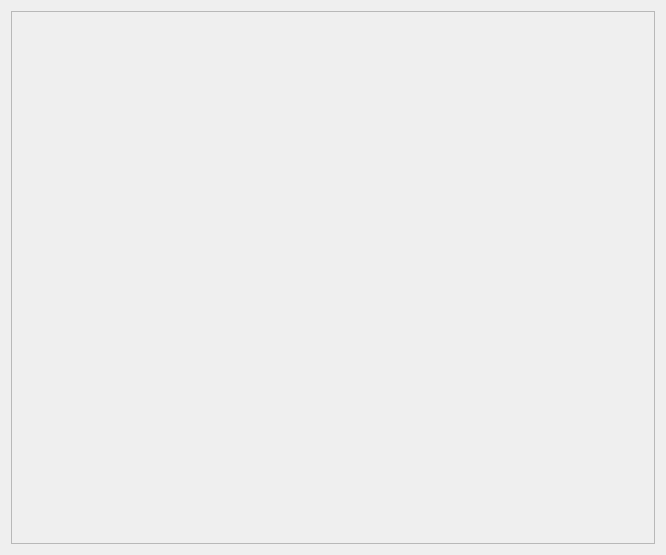
Qt form rqt_reconfigure/resource/paramedit_pane.ui (smd-ros-rpm-release/rqt_common_plugins-release) before a commit.
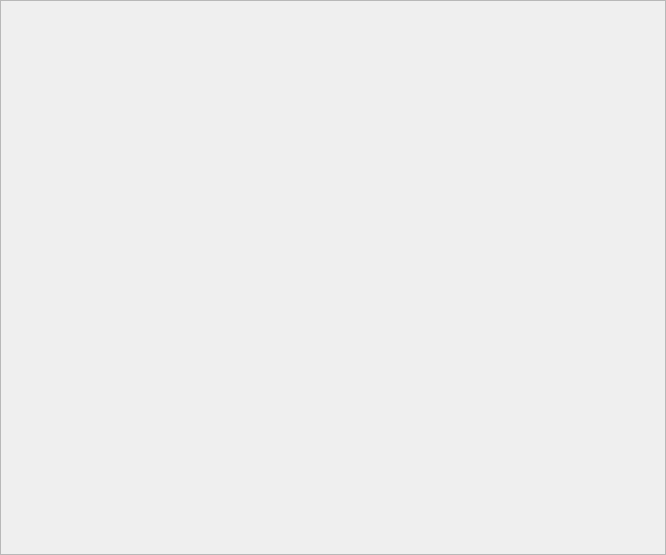
The same form after that commit. Custom widgets are drawn as their Qt base class.

```diff
--- a/rqt_reconfigure/resource/paramedit_pane.ui
+++ b/rqt_reconfigure/resource/paramedit_pane.ui
@@ -20,6 +20,9 @@
    <string>Param</string>
   </property>
   <layout class="QVBoxLayout" name="verticalLayout">
+   <property name="margin">
+    <number>0</number>
+   </property>
    <item>
     <layout class="QVBoxLayout" name="vlayout">
      <item>
```
